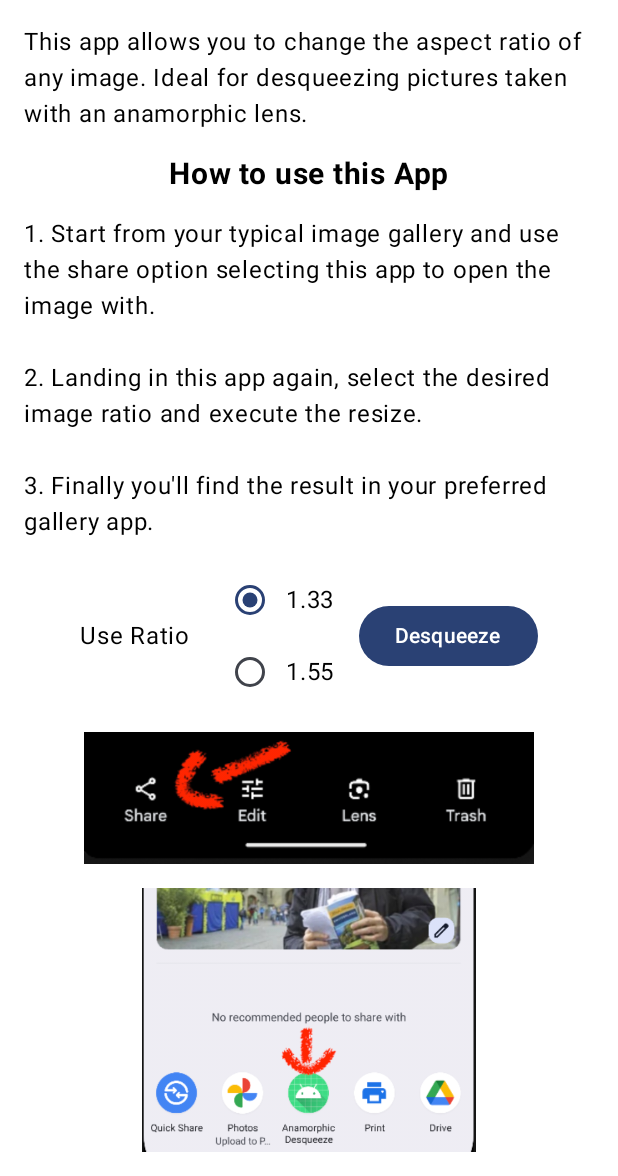
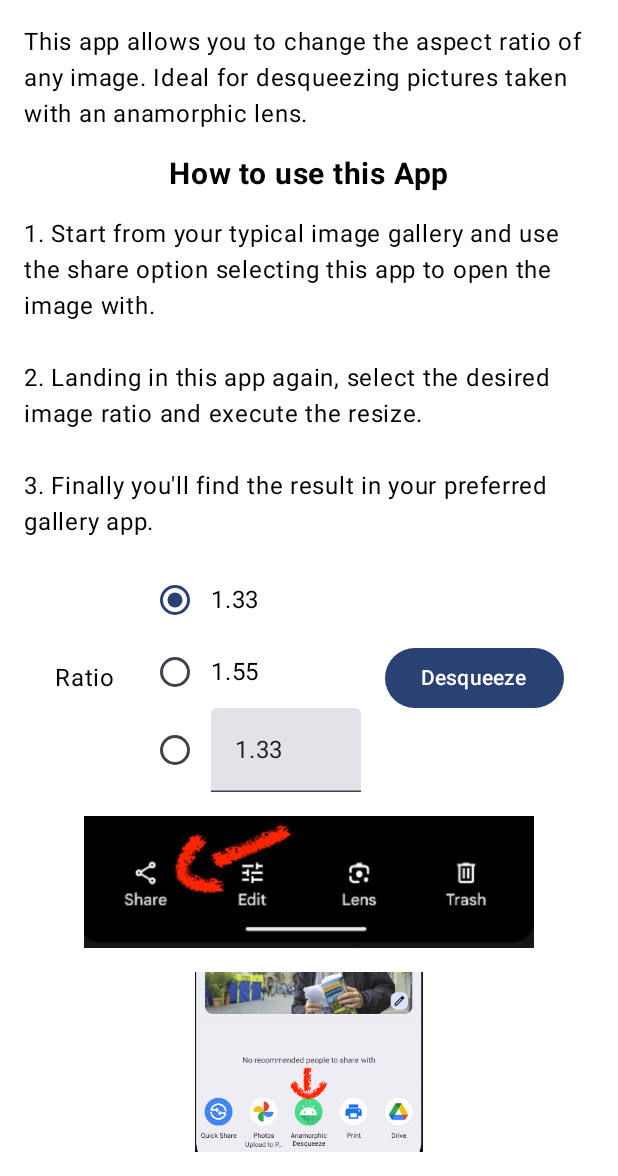
Before and after one commit to hanscappelle/anamorphic-desqueeze-android-app, an Android app built with Jetpack Compose: the @Preview function GreetingPreview, on a phone screen of 412 x 824 dp, the part 60-1236 px from its top. Run offline under Robolectric (Android 15) with nearby library versions, the phone set to English and light mode, and no system bars.

Commit message:
allow for custom aspect ratio

```diff
--- a/app/src/main/java/be/hcpl/android/photofilters/DesqueezeAppContent.kt
+++ b/app/src/main/java/be/hcpl/android/photofilters/DesqueezeAppContent.kt
@@ -9,6 +9,7 @@ import androidx.compose.foundation.layout.Column
 import androidx.compose.foundation.layout.Row
 import androidx.compose.foundation.layout.padding
 import androidx.compose.foundation.layout.size
+import androidx.compose.foundation.layout.width
 import androidx.compose.foundation.text2.input.rememberTextFieldState
 import androidx.compose.material3.Button
 import androidx.compose.material3.RadioButton
@@ -33,7 +34,7 @@ fun DesqueezeAppContent(
     content: ImageConfig = ImageConfig(),
     onGallery: () -> Unit = {},
     onResize: () -> Unit = {},
-    selectRatio: (Float) -> Unit = {},
+    selectRatio: (String) -> Unit = {},
 ) {
     Column(
         horizontalAlignment = Alignment.CenterHorizontally,
@@ -107,7 +108,7 @@ fun OpenGalleryAction(
 fun DesqueezeAction(
     content: ImageConfig,
     onResize: () -> Unit,
-    selectRatio: (Float) -> Unit,
+    selectRatio: (String) -> Unit,
     modifier: Modifier = Modifier,
 ) {
     Row(
@@ -117,9 +118,9 @@ fun DesqueezeAction(
     ) {
         Text(text = stringResource(R.string.hint_ratio))
         Column {
-            RatioSelect(ASPECT_RATIO_1_33, content.aspectRatio == ASPECT_RATIO_1_33, selectRatio)
-            RatioSelect(ASPECT_RATIO_1_55, content.aspectRatio == ASPECT_RATIO_1_55, selectRatio)
-            //RatioSelect(0f, false, selectRatio)
+            RatioSelect(ASPECT_RATIO_1_33, content.aspectRatio, content.aspectRatio == ASPECT_RATIO_1_33, selectRatio)
+            RatioSelect(ASPECT_RATIO_1_55, content.aspectRatio, content.aspectRatio == ASPECT_RATIO_1_55, selectRatio)
+            RatioSelect(0f, content.aspectRatio, content.aspectRatio != ASPECT_RATIO_1_33 && content.aspectRatio != ASPECT_RATIO_1_55, selectRatio)
         }
         Button(
             onClick = { onResize() },
@@ -130,19 +131,24 @@ fun DesqueezeAction(
 }
 
 @Composable
-fun RatioSelect(ratio: Float, selected: Boolean, selectRatio: (Float) -> Unit) {
+fun RatioSelect(initialValue: Float, ratio: Float, selected: Boolean, selectRatio: (String) -> Unit) {
     Row(verticalAlignment = Alignment.CenterVertically) {
         RadioButton(
             selected = selected,
-            onClick = { selectRatio(ratio) },
+            onClick = { selectRatio("$initialValue") },
         )
-        if (ratio == 0f) {
-            // TODO implement custom input here + remember state
+        if (initialValue == 0f) {
+            TextField(
+                value = "$ratio",
+                onValueChange = { newValue -> selectRatio(newValue) },
+                modifier = Modifier.width(100.dp),
+            )
+
         } else {
             Text(
-                text = "$ratio",
+                text = "$initialValue",
                 modifier = Modifier.clickable {
-                    selectRatio(ratio)
+                    selectRatio("$initialValue")
                 },
             )
         }
--- a/app/src/main/java/be/hcpl/android/photofilters/MainActivity.kt
+++ b/app/src/main/java/be/hcpl/android/photofilters/MainActivity.kt
@@ -20,6 +20,8 @@ import androidx.compose.ui.Modifier
 import androidx.core.graphics.scale
 import be.hcpl.android.photofilters.ui.theme.AnamorphicDesqueezeTheme
 import java.io.OutputStream
+import java.lang.Float.parseFloat
+import kotlin.Float
 
 class MainActivity : ComponentActivity() {
 
@@ -49,7 +51,12 @@ class MainActivity : ComponentActivity() {
         }
     }
 
-    private fun updateRatio(newRatio: Float){
+    private fun updateRatio(newRatioValue: String){
+        val newRatio = try {
+            parseFloat(newRatioValue)
+        } catch (_: NumberFormatException){
+            0f
+        }
         imageConfig = imageConfig.copy(aspectRatio = newRatio)
         updateContent()
     }
--- a/app/src/main/res/values/strings.xml
+++ b/app/src/main/res/values/strings.xml
@@ -11,5 +11,5 @@
     <string name="action_open_gallery">Open Gallery</string>
     <string name="contentDescription_screenshot_01">Open gallery and select share</string>
     <string name="contentDescription_screenshot_02">From image share option select this app</string>
-    <string name="hint_ratio">Use Ratio</string>
+    <string name="hint_ratio">Ratio</string>
 </resources>
```
Also changed, not shown: 1 other file.
